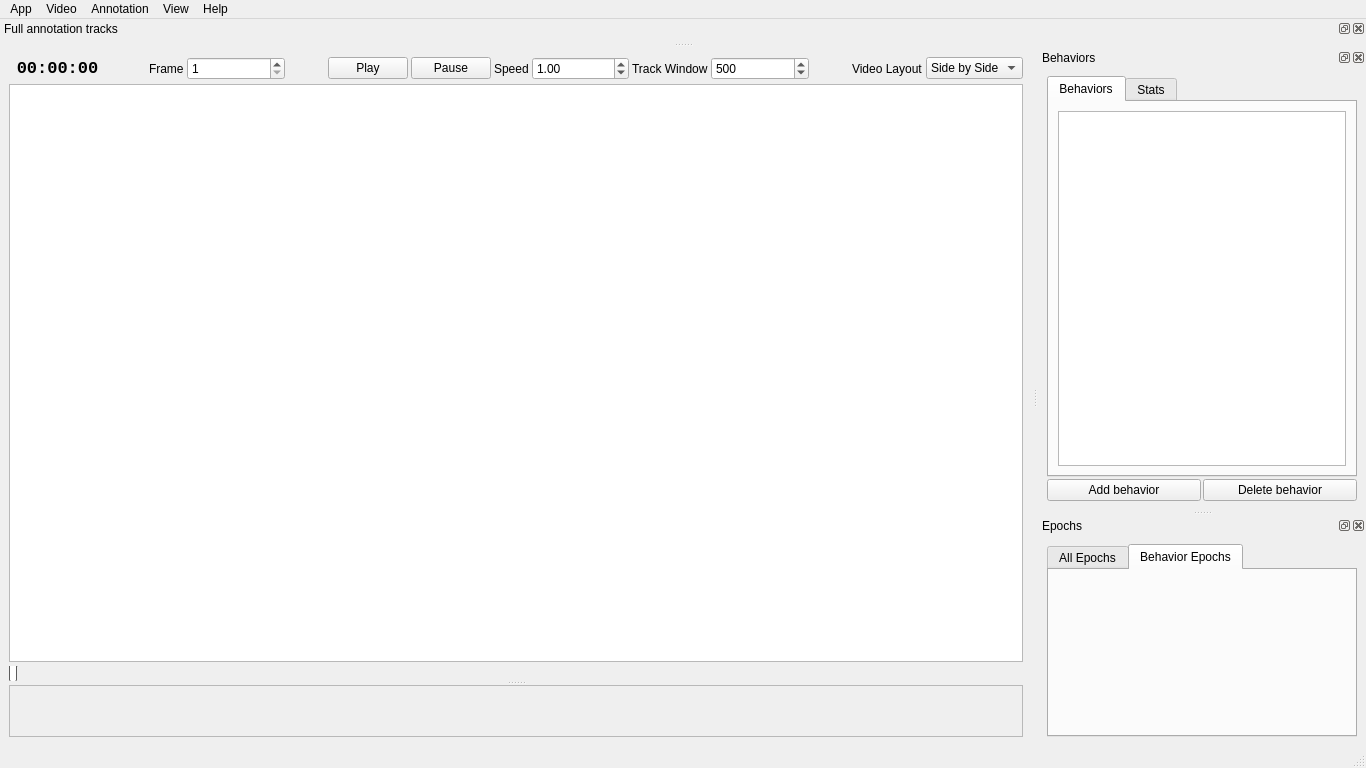
Old version of the form bannotator/ui/mainwindow.ui in the repository hsingchien/Bannotator.
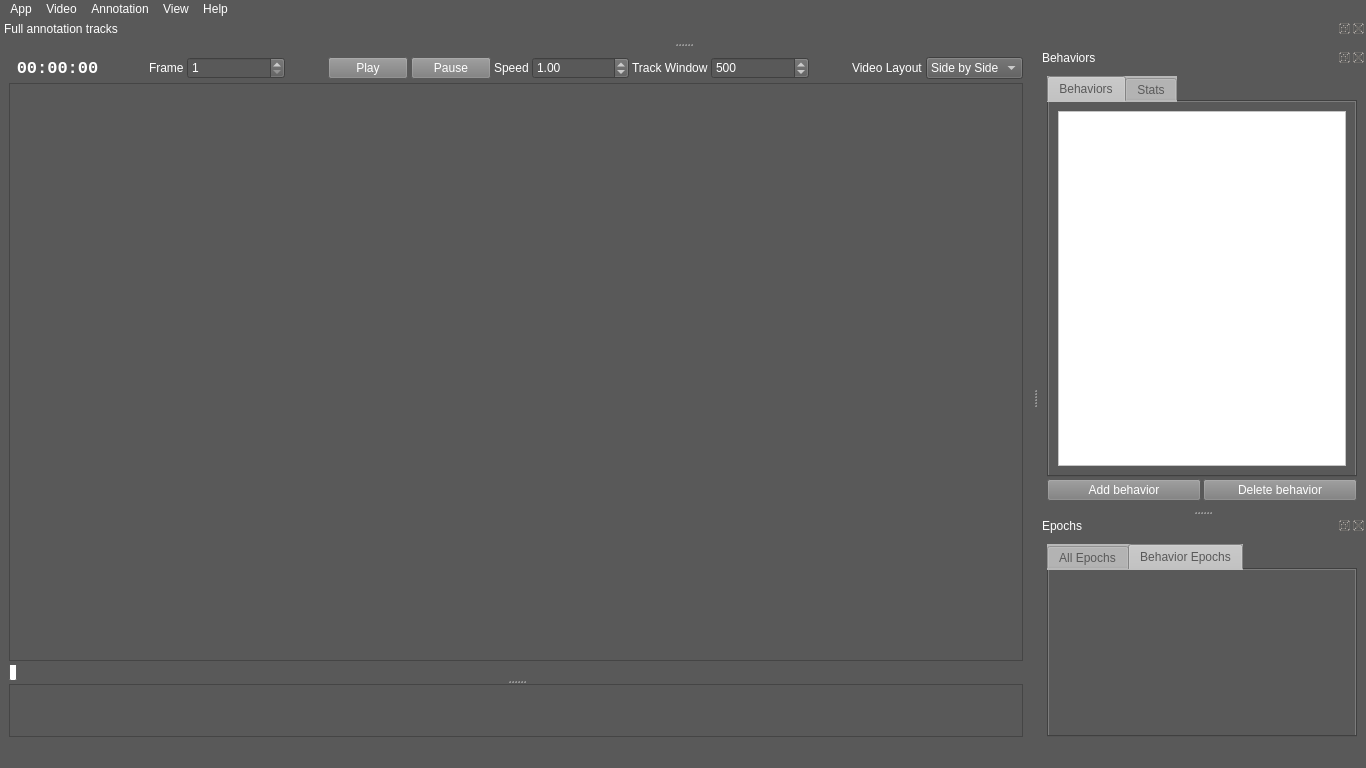
New version of the form. The open tabs and pages were chosen to show the change. Custom widgets are drawn as their Qt base class.

The edit to the form file:
```diff
--- a/bannotator/ui/mainwindow.ui
+++ b/bannotator/ui/mainwindow.ui
@@ -13,6 +13,21 @@
   <property name="windowTitle">
    <string>MainWindow</string>
   </property>
+  <property name="styleSheet">
+   <string notr="true">QWidget { background-color: rgb(89, 89, 89); color: white }
+QPushButton{background-color: rgb(124, 124, 124)}
+QTabBar{background-color:rgb(184, 184, 184); color:rgb(89,89,89)}
+QMenuBar::item:selected{background-color:rgb(140, 140, 140)}
+QMenu::item:selected{background-color:rgb(140, 140, 140)}
+QTableView{
+selection-background-color:rgb(7, 156, 255);
+background-color:white;
+color:black
+}
+QHeaderView{color:black}
+
+</string>
+  </property>
   <widget class="QWidget" name="centralwidget">
    <property name="sizePolicy">
     <sizepolicy hsizetype="Preferred" vsizetype="Preferred">
@@ -217,20 +232,21 @@
         <item>
          <widget class="VideoSlider" name="video_slider">
           <property name="styleSheet">
-           <string notr="true">QSlider::groove:horizontal {
-    border: 0px solid #999999;
-    height: 20px; /* the groove expands to the size of the slider by default. by giving it a height, it has a fixed size */
-    margin-left: 3px;
-	margin-right: 3px;
+           <string notr="true">QSlider{background-color:transparent}
+QSlider::groove:horizontal {
+border: 0px solid #999999;
+height: 20px; /* the groove expands to the size of the slider by default. by giving it a height, it has a fixed size */
+margin-left: 3px;
+margin-right: 3px;
 }
 QSlider::handle:horizontal {
-    background: #ffffff;
-    border: 1px solid #5c5c5c;
-    width: 6px;
-    margin-left: -3px;
-	margin-right:-3px;
-    border-radius: 3px;
-	subcontrol-origin: content;
+background-color: #ffffff;
+border: 1px solid #5c5c5c;
+width: 6px;
+margin-left: -3px;
+margin-right:-3px;
+border-radius: 3px;
+subcontrol-origin: content;
 }</string>
           </property>
           <property name="minimum">
@@ -291,7 +307,7 @@
      <x>0</x>
      <y>0</y>
      <width>1366</width>
-     <height>37</height>
+     <height>22</height>
     </rect>
    </property>
    <widget class="QMenu" name="menuVideo">
```
Left out of the diff: 2 changed lines with no effect on the pictures.
